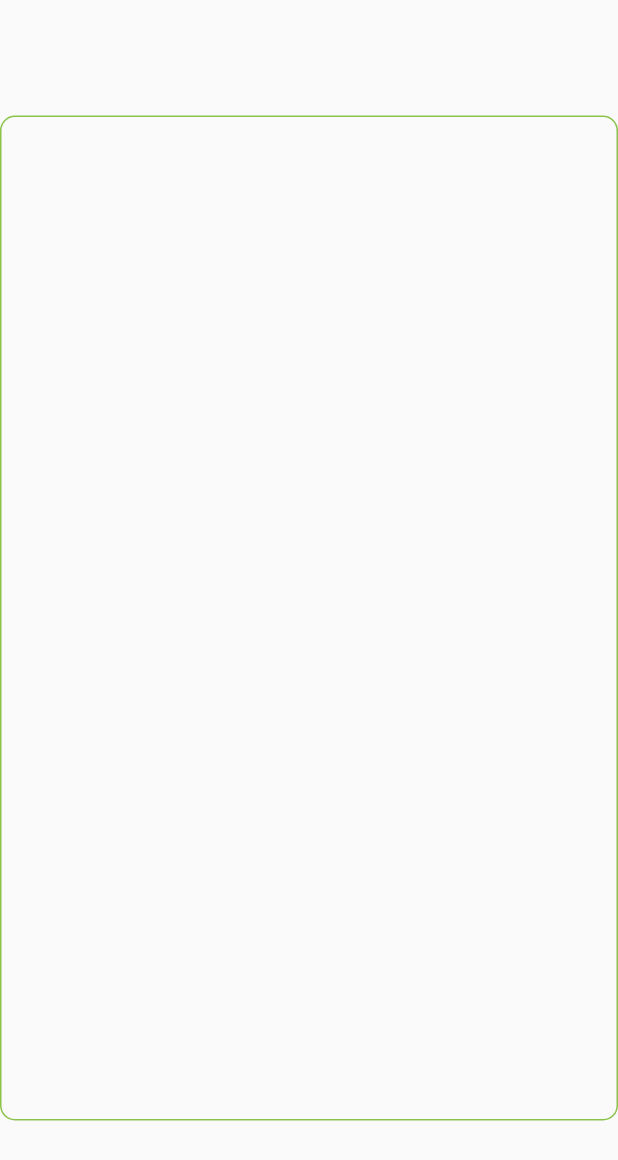
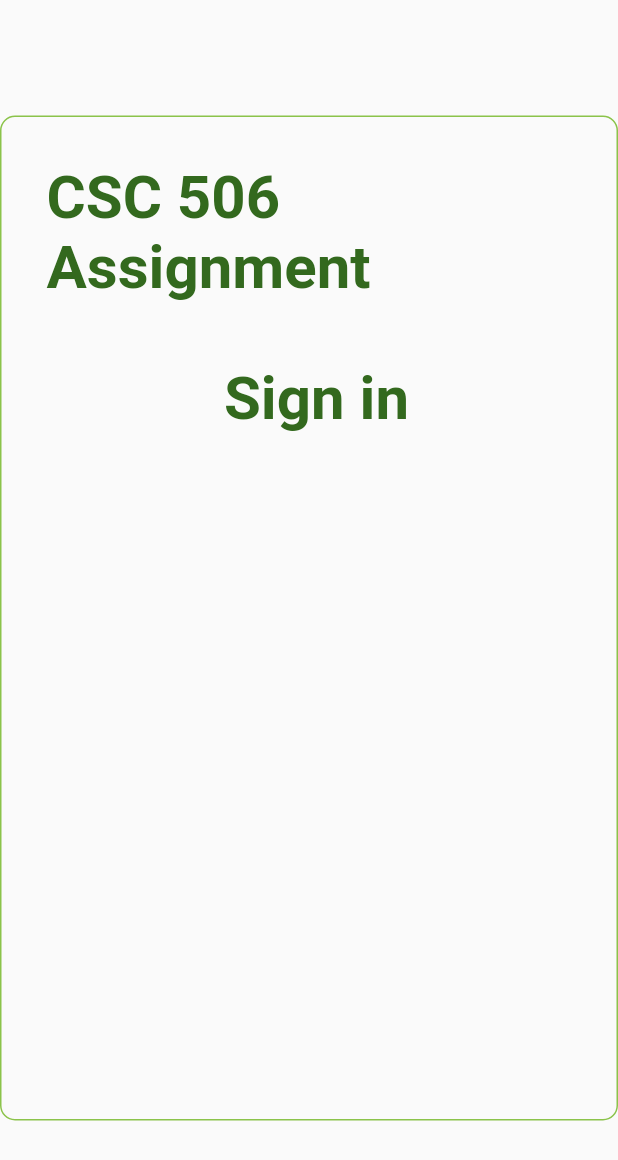
Before and after one commit to HauwaInuwa/CSC-506, a Flutter app: the screen it shows after launch, on a phone screen of 412 x 824 dp. Shown: the top 1160 px of the screen. Run offline on Flutter 3.47's test engine with Material 2 defaults, Android fonts, the phone set to English and light mode, and no system bars.

Commit message:
created the texts

```diff
--- a/lib/main.dart
+++ b/lib/main.dart
@@ -33,6 +33,28 @@ class _MyHomePageState extends State<MyHomePage> {
             border: Border.all(color: Colors.lightGreen),
             borderRadius: BorderRadius.circular(10.0),
           ),
+          child: Column(
+              crossAxisAlignment: CrossAxisAlignment.start,
+              children: <Widget>[
+                Center(
+                  child: Container(
+                      padding: EdgeInsets.fromLTRB(30.0, 30.0, 15.0, 10.0),
+                      child: Text('CSC 506 Assignment',
+                          style: TextStyle(
+                              fontSize: 40.0,
+                              fontWeight: FontWeight.bold,
+                              color: Colors.lightGreen[900]))),
+                ),
+                Center(
+                  child: Container(
+                      padding: EdgeInsets.fromLTRB(30.0, 30.0, 20.0, 10.0),
+                      child: Text('Sign in',
+                          style: TextStyle(
+                              fontSize: 40.0,
+                              fontWeight: FontWeight.bold,
+                              color: Colors.lightGreen[900]))),
+                ),
+              ]),
         )));
   }
 }
```
